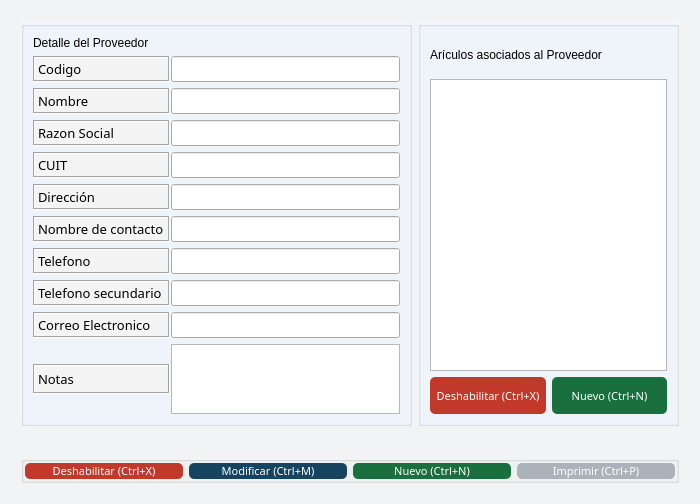
Old version of the form Vistas/gui/detalles/proveedor_detalle.ui in the repository Lonaris/Corupel.
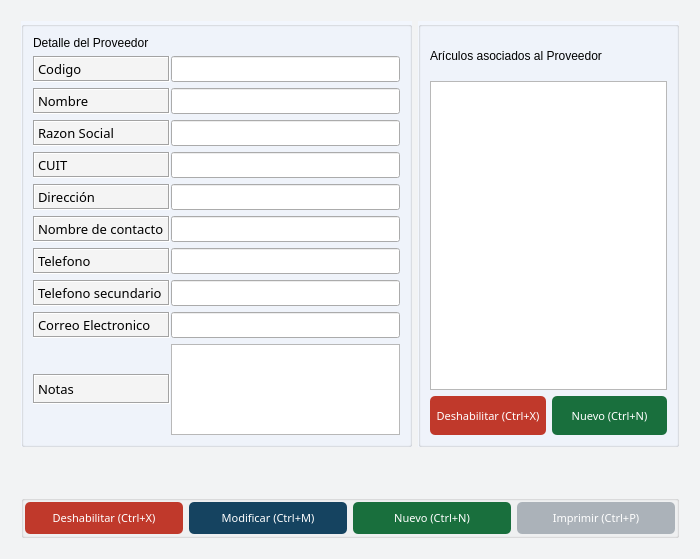
New version of the form. Icons and pictures are not drawn.

Diff of the .ui file:
```diff
--- a/Vistas/gui/detalles/proveedor_detalle.ui
+++ b/Vistas/gui/detalles/proveedor_detalle.ui
@@ -7,7 +7,7 @@
     <x>0</x>
     <y>0</y>
     <width>700</width>
-    <height>500</height>
+    <height>559</height>
    </rect>
   </property>
   <property name="sizePolicy">
```
Left out of the diff: 3 changed lines with no effect on the pictures.
